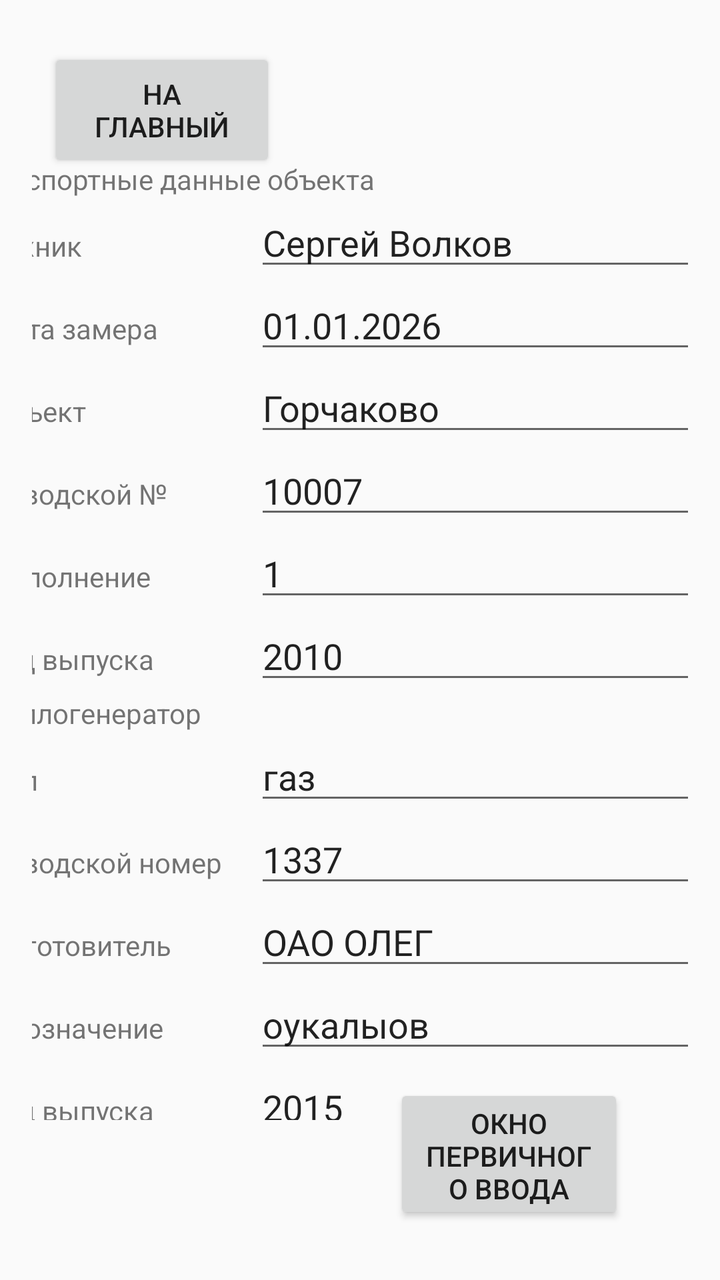
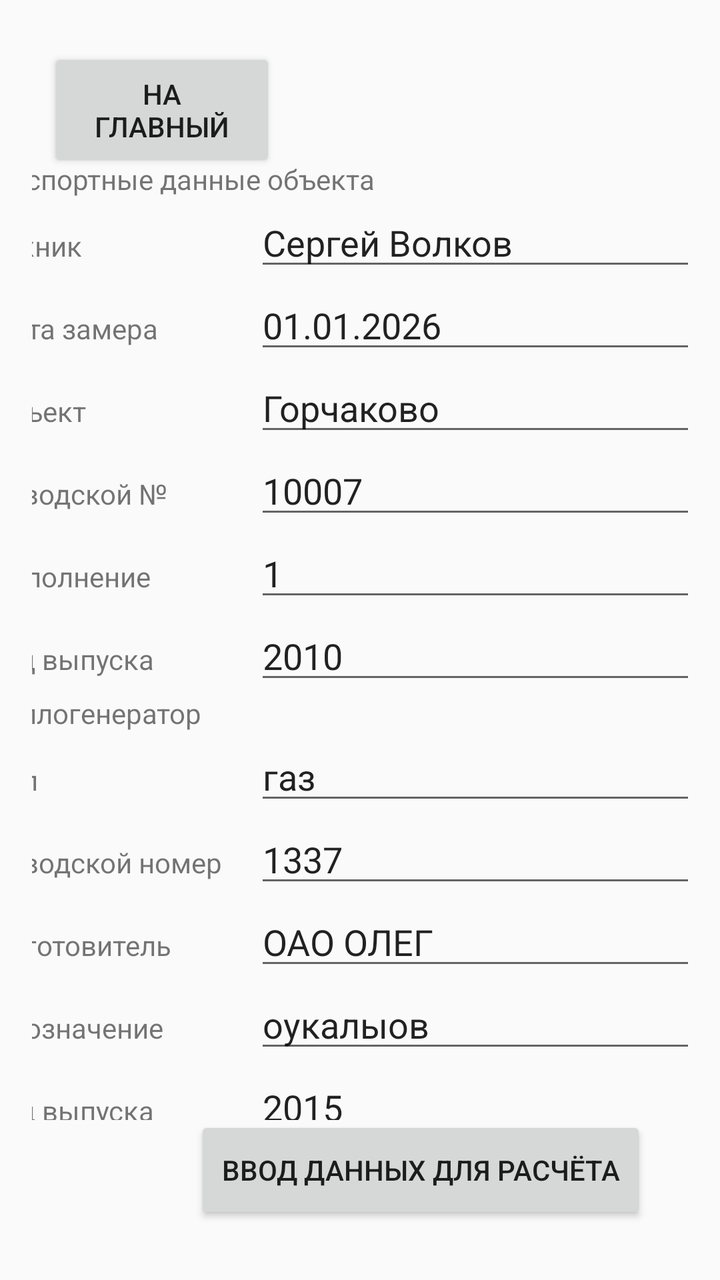

Screens rendered from an Android XML layout before and after an edit, with the pre-edit source and the edit as a unified diff.
<!-- AndroidManifest.xml: application theme Theme.AppCompat.Light.DarkActionBar -->
<!-- res/layout/activity_pasport_input.xml -->
<?xml version="1.0" encoding="utf-8"?>
<androidx.constraintlayout.widget.ConstraintLayout xmlns:android="http://schemas.android.com/apk/res/android"
    xmlns:app="http://schemas.android.com/apk/res-auto"
    xmlns:tools="http://schemas.android.com/tools"
    android:layout_width="match_parent"
    android:layout_height="match_parent"
    android:orientation="vertical"
    android:gravity="center"
    android:padding="16dp">

    <Button
        android:id="@+id/btn_to_home"
        android:layout_width="114dp"
        android:layout_height="62dp"
        android:layout_marginStart="8dp"
        android:layout_marginTop="8dp"
        android:text="На главный"
        app:layout_constraintStart_toStartOf="parent"
        app:layout_constraintTop_toTopOf="parent"
        tools:ignore="MissingConstraints" />

    <Button
        android:id="@+id/btn_to_input_data"
        android:layout_width="115dp"
        android:layout_height="70dp"
        android:layout_marginEnd="32dp"
        android:layout_marginBottom="12dp"
        android:text="окно первичного ввода"
        app:layout_constraintBottom_toBottomOf="parent"
        app:layout_constraintEnd_toEndOf="parent"
        tools:ignore="MissingConstraints" />

    <ScrollView
        android:layout_width="370dp"
        android:layout_height="480dp"
        app:layout_constraintBottom_toBottomOf="parent"
        app:layout_constraintEnd_toEndOf="parent"
        app:layout_constraintStart_toStartOf="parent"
        app:layout_constraintTop_toTopOf="parent">

        <LinearLayout
            android:layout_width="match_parent"
            android:layout_height="wrap_content"
            android:orientation="vertical" >

            <TextView
                android:id="@+id/textPsportDat"
                android:layout_width="match_parent"
                android:layout_height="wrap_content"
                android:text="Паспортные данные объекта" />

            <LinearLayout
                android:layout_width="match_parent"
                android:layout_height="match_parent"
                android:orientation="horizontal">

                <TextView
                    android:id="@+id/pWorkerName"
                    android:layout_width="132dp"
                    android:layout_height="wrap_content"
                    android:text="Техник" />
                <EditText
                    android:id="@+id/edWorkerName"
                    android:layout_width="match_parent"
                    android:layout_height="wrap_content"
                    android:ems="10"
                    android:inputType="text"
                    android:text="Сергей Волков" />
            </LinearLayout>
            <LinearLayout
                android:layout_width="match_parent"
                android:layout_height="match_parent"
                android:orientation="horizontal">

                <TextView
                    android:id="@+id/pDate"
                    android:layout_width="132dp"
                    android:layout_height="wrap_content"
                    android:text="Дата замера" />
                <EditText
                    android:id="@+id/edDate"
                    android:layout_width="match_parent"
                    android:layout_height="wrap_content"
                    android:ems="10"
                    android:inputType="text"
                    android:text="01.01.2026" />

            </LinearLayout>
            <LinearLayout
                android:layout_width="match_parent"
                android:layout_height="match_parent"
                android:orientation="horizontal">

                <TextView
                    android:id="@+id/pObjName"
                    android:layout_width="132dp"
                    android:layout_height="wrap_content"
                    android:text="Объект" />
                <EditText
                    android:id="@+id/edObjName"
                    android:layout_width="match_parent"
                    android:layout_height="wrap_content"
                    android:ems="10"
                    android:inputType="text"
                    android:text="Горчаково" />
            </LinearLayout>
            <LinearLayout
                android:layout_width="match_parent"
                android:layout_height="match_parent"
                android:orientation="horizontal">

                <TextView
                    android:id="@+id/pObjNumber"
                    android:layout_width="132dp"
                    android:layout_height="wrap_content"
                    android:text="Заводской №" />
                <EditText
                    android:id="@+id/edObjNumber"
                    android:layout_width="match_parent"
                    android:layout_height="wrap_content"
                    android:ems="10"
                    android:inputType="text"
                    android:text="10007" />
            </LinearLayout>
            <LinearLayout
                android:layout_width="match_parent"
                android:layout_height="match_parent"
                android:orientation="horizontal">

                <TextView
                    android:id="@+id/pTypeCompetition"
                    android:layout_width="132dp"
                    android:layout_height="wrap_content"
                    android:text="Исполнение" />
                <EditText
                    android:id="@+id/edTypeCompetition"
                    android:layout_width="match_parent"
                    android:layout_height="wrap_content"
                    android:ems="10"
                    android:inputType="text"
                    android:text="1" />
            </LinearLayout>
            <LinearLayout
                android:layout_width="match_parent"
                android:layout_height="match_parent"
                android:orientation="horizontal">

                <TextView
                    android:id="@+id/pYearMade"
                    android:layout_width="132dp"
                    android:layout_height="wrap_content"
                    android:text="Год выпуска" />
                <EditText
                    android:id="@+id/edYearMade"
                    android:layout_width="match_parent"
                    android:layout_height="wrap_content"
                    android:ems="10"
                    android:inputType="text"
                    android:text="2010" />
            </LinearLayout>

            <TextView
                android:id="@+id/textHeathGen"
                android:layout_width="match_parent"
                android:layout_height="wrap_content"
                android:text="Теплогенератор" />
            <LinearLayout
                android:layout_width="match_parent"
                android:layout_height="match_parent"
                android:orientation="horizontal">

                <TextView
                    android:id="@+id/pType"
                    android:layout_width="132dp"
                    android:layout_height="wrap_content"
                    android:text="Тип" />
                <EditText
                    android:id="@+id/edType"
                    android:layout_width="match_parent"
                    android:layout_height="wrap_content"
                    android:ems="10"
                    android:inputType="text"
                    android:text="газ" />

            </LinearLayout>
            <LinearLayout
                android:layout_width="match_parent"
                android:layout_height="match_parent"
                android:orientation="horizontal">

                <TextView
                    android:id="@+id/pGenNumber"
                    android:layout_width="132dp"
                    android:layout_height="wrap_content"
                    android:text="Заводской номер" />
                <EditText
                    android:id="@+id/edGenNumber"
                    android:layout_width="match_parent"
                    android:layout_height="wrap_content"
                    android:ems="10"
                    android:inputType="text"
                    android:text="1337" />
            </LinearLayout>
            <LinearLayout
                android:layout_width="match_parent"
                android:layout_height="match_parent"
                android:orientation="horizontal">

                <TextView
                    android:id="@+id/pMadedBy"
                    android:layout_width="132dp"
                    android:layout_height="wrap_content"
                    android:text="Изготовитель" />
                <EditText
                    android:id="@+id/edMadedBy"
                    android:layout_width="match_parent"
                    android:layout_height="wrap_content"
                    android:ems="10"
                    android:inputType="text"
                    android:text="ОАО ОЛЕГ" />
            </LinearLayout>
            <LinearLayout
                android:layout_width="match_parent"
                android:layout_height="match_parent"
                android:orientation="horizontal">

                <TextView
                    android:id="@+id/pCodeName"
                    android:layout_width="132dp"
                    android:layout_height="wrap_content"
                    android:text="Обозначение" />
                <EditText
                    android:id="@+id/edCodeName"
                    android:layout_width="match_parent"
                    android:layout_height="wrap_content"
                    android:ems="10"
                    android:inputType="text"
                    android:text="оукалыов" />
            </LinearLayout>
            <LinearLayout
                android:layout_width="match_parent"
                android:layout_height="match_parent"
                android:orientation="horizontal">

                <TextView
                    android:id="@+id/pGenYearOfMade"
                    android:layout_width="132dp"
                    android:layout_height="wrap_content"
                    android:text="Год выпуска" />
                <EditText
                    android:id="@+id/edGenYearOfMade"
                    android:layout_width="match_parent"
                    android:layout_height="wrap_content"
                    android:ems="10"
                    android:inputType="text"
                    android:text="2015" />
            </LinearLayout>
            <LinearLayout
                android:layout_width="match_parent"
                android:layout_height="match_parent"
                android:orientation="horizontal">

                <TextView
                    android:id="@+id/pGenPower"
                    android:layout_width="132dp"
                    android:layout_height="wrap_content"
                    android:text="Мощность" />
                <EditText
                    android:id="@+id/edGenPower"
                    android:layout_width="match_parent"
                    android:layout_height="wrap_content"
                    android:ems="10"
                    android:inputType="text"
                    android:text="1320000" />
            </LinearLayout>
            <LinearLayout
                android:layout_width="match_parent"
                android:layout_height="match_parent"
                android:orientation="horizontal">

                <TextView
                    android:id="@+id/pDiamertBurn"
                    android:layout_width="132dp"
                    android:layout_height="wrap_content"
                    android:text="Диаметр камеры сгорания мм" />
                <EditText
                    android:id="@+id/edDiamertBurn"
                    android:layout_width="match_parent"
                    android:layout_height="wrap_content"
                    android:ems="10"
                    android:inputType="text"
                    android:text="5000" />
            </LinearLayout>
            <LinearLayout
                android:layout_width="match_parent"
                android:layout_height="match_parent"
                android:orientation="horizontal">

                <TextView
                    android:id="@+id/pLenBurn"
                    android:layout_width="132dp"
                    android:layout_height="wrap_content"
                    android:text="Длина камеры мм" />
                <EditText
                    android:id="@+id/edLenBurn"
                    android:layout_width="match_parent"
                    android:layout_height="wrap_content"
                    android:ems="10"
                    android:inputType="text"
                    android:text="2000" />
            </LinearLayout>
            <LinearLayout
                android:layout_width="match_parent"
                android:layout_height="match_parent"
                android:orientation="horizontal">

                <TextView
                    android:id="@+id/pTypeBurn"
                    android:layout_width="132dp"
                    android:layout_height="wrap_content"
                    android:text="Тип камеры" />
                <EditText
                    android:id="@+id/edTypeBurn"
                    android:layout_width="match_parent"
                    android:layout_height="wrap_content"
                    android:ems="10"
                    android:inputType="text"
                    android:text="42Type" />
            </LinearLayout>
            <TextView
                android:id="@+id/textPressureRelay"
                android:layout_width="match_parent"
                android:layout_height="wrap_content"
                android:text="Реле давления                                 тип / значение" />
            <LinearLayout
                android:layout_width="match_parent"
                android:layout_height="match_parent"
                android:orientation="horizontal">

                <TextView
                    android:id="@+id/pLgw"
                    android:layout_width="132dp"
                    android:layout_height="wrap_content"
                    android:text="LGW[мБар]" />

                <EditText
                    android:id="@+id/edLgwType"
                    android:layout_width="105dp"
                    android:layout_height="wrap_content"
                    android:ems="10"
                    android:inputType="text"
                    android:text="1" />

                <TextView
                    android:id="@+id/textView5"
                    android:layout_width="97dp"
                    android:layout_height="wrap_content"
                    android:layout_weight="1"
                    android:text="/" />

                <EditText
                    android:id="@+id/edLgwValue"
                    android:layout_width="wrap_content"
                    android:layout_height="wrap_content"
                    android:layout_weight="1"
                    android:ems="10"
                    android:inputType="text"
                    android:text="1" />
            </LinearLayout>
            <LinearLayout
                android:layout_width="match_parent"
                android:layout_height="match_parent"
                android:orientation="horizontal">

                <TextView
                    android:id="@+id/pGasMin"
                    android:layout_width="132dp"
                    android:layout_height="wrap_content"
                    android:text="газ мин.[мБар]" />

                <EditText
                    android:id="@+id/edGasMinType"
                    android:layout_width="105dp"
                    android:layout_height="wrap_content"
                    android:ems="10"
                    android:inputType="text"
                    android:text="1" />

                <TextView
                    android:id="@+id/textgasmin"
                    android:layout_width="97dp"
                    android:layout_height="wrap_content"
                    android:layout_weight="1"
                    android:text="/" />

                <EditText
                    android:id="@+id/edGasMinValue"
                    android:layout_width="wrap_content"
                    android:layout_height="wrap_content"
                    android:layout_weight="1"
                    android:ems="10"
                    android:inputType="text"
                    android:text="1" />
            </LinearLayout>
            <LinearLayout
                android:layout_width="match_parent"
                android:layout_height="match_parent"
                android:orientation="horizontal">

                <TextView
                    android:id="@+id/pGasMax"
                    android:layout_width="132dp"
                    android:layout_height="wrap_content"
                    android:text="газ макс.[мБар]" />

                <EditText
                    android:id="@+id/edGasMaxType"
                    android:layout_width="105dp"
                    android:layout_height="wrap_content"
                    android:ems="10"
                    android:inputType="text"
                    android:text="1" />

                <TextView
                    android:id="@+id/textgasmax"
                    android:layout_width="97dp"
                    android:layout_height="wrap_content"
                    android:layout_weight="1"
                    android:text="/" />

                <EditText
                    android:id="@+id/edGasMaxValue"
                    android:layout_width="wrap_content"
                    android:layout_height="wrap_content"
                    android:layout_weight="1"
                    android:ems="10"
                    android:inputType="text"
                    android:text="1" />
            </LinearLayout>
            <LinearLayout
                android:layout_width="match_parent"
                android:layout_height="match_parent"
                android:orientation="horizontal">

                <TextView
                    android:id="@+id/pContrGerm"
                    android:layout_width="132dp"
                    android:layout_height="wrap_content"
                    android:text="контр. герм.[мБар]" />

                <EditText
                    android:id="@+id/edContrGermType"
                    android:layout_width="105dp"
                    android:layout_height="wrap_content"
                    android:ems="10"
                    android:inputType="text"
                    android:text="1" />

                <TextView
                    android:id="@+id/textcontrgerm"
                    android:layout_width="97dp"
                    android:layout_height="wrap_content"
                    android:layout_weight="1"
                    android:text="/" />

                <EditText
                    android:id="@+id/edContrGermValue"
                    android:layout_width="wrap_content"
                    android:layout_height="wrap_content"
                    android:layout_weight="1"
                    android:ems="10"
                    android:inputType="text"
                    android:text="1" />
            </LinearLayout>
            <LinearLayout
                android:layout_width="match_parent"
                android:layout_height="match_parent"
                android:orientation="horizontal">

                <TextView
                    android:id="@+id/pPsk"
                    android:layout_width="132dp"
                    android:layout_height="wrap_content"
                    android:text="ПСК[мБар]" />

                <EditText
                    android:id="@+id/edPskType"
                    android:layout_width="105dp"
                    android:layout_height="wrap_content"
                    android:ems="10"
                    android:inputType="text"
                    android:text="1" />

                <TextView
                    android:id="@+id/textpsk"
                    android:layout_width="97dp"
                    android:layout_height="wrap_content"
                    android:layout_weight="1"
                    android:text="/" />

                <EditText
                    android:id="@+id/edPskValue"
                    android:layout_width="wrap_content"
                    android:layout_height="wrap_content"
                    android:layout_weight="1"
                    android:ems="10"
                    android:inputType="text"
                    android:text="1" />
            </LinearLayout>
            <LinearLayout
                android:layout_width="match_parent"
                android:layout_height="match_parent"
                android:orientation="horizontal">

                <TextView
                    android:id="@+id/pPzk"
                    android:layout_width="132dp"
                    android:layout_height="wrap_content"
                    android:text="ПЗК[мБар]" />

                <EditText
                    android:id="@+id/edPzkType"
                    android:layout_width="105dp"
                    android:layout_height="wrap_content"
                    android:ems="10"
                    android:inputType="text"
                    android:text="1" />

                <TextView
                    android:id="@+id/textpzk"
                    android:layout_width="97dp"
                    android:layout_height="wrap_content"
                    android:layout_weight="1"
                    android:text="/" />

                <EditText
                    android:id="@+id/edPzkValue"
                    android:layout_width="wrap_content"
                    android:layout_height="wrap_content"
                    android:layout_weight="1"
                    android:ems="10"
                    android:inputType="text"
                    android:text="1" />
            </LinearLayout>
            <LinearLayout
                android:layout_width="match_parent"
                android:layout_height="match_parent"
                android:orientation="horizontal">

                <TextView
                    android:id="@+id/pControlGermArm"
                    android:layout_width="132dp"
                    android:layout_height="wrap_content"
                    android:text="Контроль Герметичности Арматуры" />
                <EditText
                    android:id="@+id/edControlGermArm"
                    android:layout_width="match_parent"
                    android:layout_height="wrap_content"
                    android:ems="10"
                    android:inputType="text"
                    android:text="ЛОВЫПИЫВЛПР" />
            </LinearLayout>



        </LinearLayout>

    </ScrollView>

</androidx.constraintlayout.widget.ConstraintLayout>
<!-- resources referenced by this layout -->
<resources>

</resources>

<!-- the commit's change to res/layout/activity_pasport_input.xml (unified diff, before → after) -->
@@ -21,13 +21,14 @@
 
     <Button
         android:id="@+id/btn_to_input_data"
-        android:layout_width="115dp"
-        android:layout_height="70dp"
-        android:layout_marginEnd="32dp"
+        android:layout_width="226dp"
+        android:layout_height="54dp"
         android:layout_marginBottom="12dp"
-        android:text="окно первичного ввода"
+        android:text="ввод данных для расчёта"
         app:layout_constraintBottom_toBottomOf="parent"
         app:layout_constraintEnd_toEndOf="parent"
+        app:layout_constraintHorizontal_bias="0.797"
+        app:layout_constraintStart_toStartOf="parent"
         tools:ignore="MissingConstraints" />
 
     <ScrollView
